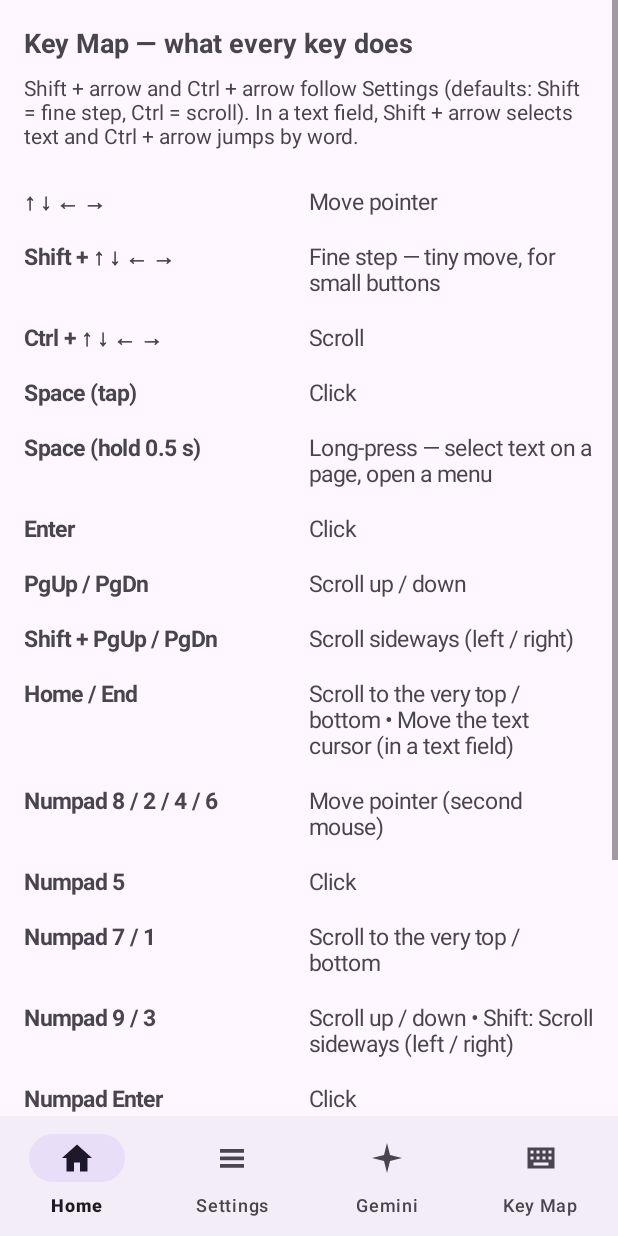
After one commit to faridahmed6682-bussiness/ArrowCursor, an Android app: the fragment KeyMapFragment placed in its activity, on a phone screen of 412 x 824 dp. The commit adds this screen. Run offline under Robolectric (Android 15) with nearby library versions, the phone set to English and light mode, and no system bars.

Commit message:
v1.0.24: Key Map button in the menu + Gemini there
- The menu (bottom bar) now has 4 buttons: Home, Settings, Gemini,
  Key Map. Gemini was already a tab; the new Key Map tab is the
  4th button (user, 2026-11-28: more buttons in the menu, Gemini
  there, the key map on the Key Map button).
- KeyMapFragment (new): shows what every key does — arrows, Shift /
  Ctrl + arrow, Space tap / hold (long-press), Enter, PgUp / PgDn,
  Shift + PgUp / PgDn, Home / End, numpad as second mouse, Alt+Shift
  and Ctrl+B language switch, Ctrl+C/V, typing. The Shift / Ctrl
  arrow rows read the live Settings, so they always show the mapping
  the user actually set. Strings in English + Bengali; keyboard icon
  ic_keymap.xml.

```diff
--- /dev/null
+++ b/app/src/main/java/com/farid/arrowcursor/KeyMapFragment.kt
@@ -0,0 +1,85 @@
+package com.farid.arrowcursor
+
+import android.graphics.Typeface
+import android.os.Bundle
+import android.view.View
+import android.widget.LinearLayout
+import android.widget.TextView
+import androidx.fragment.app.Fragment
+
+/**
+ * Key Map: what every keyboard key does. The rows are built from the
+ * current Settings, so if the user changes what Shift+arrow or
+ * Ctrl+arrow does in Settings, this page shows the new mapping.
+ * (User, 2026-11-28: "কি ম্যাপ বাটনে কি ম্যাপ রাখো" — put the key
+ * map on the Key Map button.)
+ */
+class KeyMapFragment : Fragment(R.layout.fragment_keymap) {
+
+    override fun onViewCreated(view: View, savedInstanceState: Bundle?) {
+        super.onViewCreated(view, savedInstanceState)
+        val settings = CursorSettings(requireContext())
+        val container: LinearLayout = view.findViewById(R.id.keymap_container)
+
+        // The action text for a Shift / Ctrl arrow, from Settings.
+        fun modifierAction(action: String): String = when (action) {
+            "scroll" -> getString(R.string.keymap_scroll)
+            "fine" -> getString(R.string.keymap_fine_step)
+            else -> getString(R.string.keymap_move_pointer)
+        }
+
+        // (key label, what it does). Key labels are key names, so they
+        // are the same in every language; the action is localized.
+        val rows = listOf(
+            "↑ ↓ ← →" to getString(R.string.keymap_move_pointer),
+            "Shift + ↑ ↓ ← →" to modifierAction(settings.shiftArrowAction),
+            "Ctrl + ↑ ↓ ← →" to modifierAction(settings.ctrlArrowAction),
+            "Space (tap)" to getString(R.string.keymap_click),
+            "Space (hold 0.5 s)" to getString(R.string.keymap_long_press),
+            "Enter" to getString(R.string.keymap_click),
+            "PgUp / PgDn" to getString(R.string.keymap_scroll_up_down),
+            "Shift + PgUp / PgDn" to getString(R.string.keymap_scroll_sideways),
+            "Home / End" to getString(R.string.keymap_scroll_top_bottom) +
+                " • " + getString(R.string.keymap_text_cursor),
+            "Numpad 8 / 2 / 4 / 6" to getString(R.string.keymap_numpad_move),
+            "Numpad 5" to getString(R.string.keymap_click),
+            "Numpad 7 / 1" to getString(R.string.keymap_scroll_top_bottom),
+            "Numpad 9 / 3" to getString(R.string.keymap_scroll_up_down) +
+                " • Shift: " + getString(R.string.keymap_scroll_sideways),
+            "Numpad Enter" to getString(R.string.keymap_click),
+            "Alt + Shift" to getString(R.string.keymap_switch_language),
+            "Ctrl + B" to getString(R.string.keymap_switch_language),
+            "Ctrl + C / V" to getString(R.string.keymap_copy_paste),
+            "A–Z, 0–9" to getString(R.string.keymap_type),
+        )
+
+        for ((key, action) in rows) {
+            val row = LinearLayout(requireContext()).apply {
+                orientation = LinearLayout.HORIZONTAL
+                setPadding(0, 12, 0, 12)
+            }
+            val keyView = TextView(requireContext()).apply {
+                text = key
+                textSize = 15f
+                setTypeface(null, Typeface.BOLD)
+                layoutParams = LinearLayout.LayoutParams(
+                    0,
+                    LinearLayout.LayoutParams.WRAP_CONTENT,
+                    1f,
+                )
+            }
+            val actionView = TextView(requireContext()).apply {
+                text = action
+                textSize = 15f
+                layoutParams = LinearLayout.LayoutParams(
+                    0,
+                    LinearLayout.LayoutParams.WRAP_CONTENT,
+                    1f,
+                )
+            }
+            row.addView(keyView)
+            row.addView(actionView)
+            container.addView(row)
+        }
+    }
+}
--- a/app/src/main/java/com/farid/arrowcursor/MainActivity.kt
+++ b/app/src/main/java/com/farid/arrowcursor/MainActivity.kt
@@ -46,6 +46,10 @@ class MainActivity : AppCompatActivity() {
                     showFragment(GeminiFragment())
                     true
                 }
+                R.id.nav_keymap -> {
+                    showFragment(KeyMapFragment())
+                    true
+                }
                 else -> false
             }
         }
--- /dev/null
+++ b/app/src/main/res/drawable/ic_keymap.xml
@@ -0,0 +1,9 @@
+<vector xmlns:android="http://schemas.android.com/apk/res/android"
+    android:width="24dp"
+    android:height="24dp"
+    android:viewportWidth="24"
+    android:viewportHeight="24">
+    <path
+        android:fillColor="#000000"
+        android:pathData="M3,5 H21 V19 H3 Z M5,7 V9 H7 V7 Z M9,7 V9 H11 V7 Z M13,7 V9 H15 V7 Z M17,7 V9 H19 V7 Z M5,11 V13 H7 V11 Z M9,11 V13 H11 V11 Z M13,11 V13 H15 V11 Z M17,11 V13 H19 V11 Z M7,15 V17 H17 V15 Z" />
+</vector>
--- /dev/null
+++ b/app/src/main/res/layout/fragment_keymap.xml
@@ -0,0 +1,34 @@
+<?xml version="1.0" encoding="utf-8"?>
+<ScrollView xmlns:android="http://schemas.android.com/apk/res/android"
+    android:layout_width="match_parent"
+    android:layout_height="match_parent">
+
+    <LinearLayout
+        android:layout_width="match_parent"
+        android:layout_height="wrap_content"
+        android:orientation="vertical"
+        android:padding="16dp">
+
+        <TextView
+            android:layout_width="wrap_content"
+            android:layout_height="wrap_content"
+            android:text="@string/keymap_title"
+            android:textSize="18sp"
+            android:textStyle="bold" />
+
+        <TextView
+            android:layout_width="wrap_content"
+            android:layout_height="wrap_content"
+            android:layout_marginTop="8dp"
+            android:text="@string/keymap_note"
+            android:textSize="14sp" />
+
+        <LinearLayout
+            android:id="@+id/keymap_container"
+            android:layout_width="match_parent"
+            android:layout_height="wrap_content"
+            android:layout_marginTop="16dp"
+            android:orientation="vertical" />
+
+    </LinearLayout>
+</ScrollView>
--- a/app/src/main/res/menu/bottom_nav_menu.xml
+++ b/app/src/main/res/menu/bottom_nav_menu.xml
@@ -12,4 +12,8 @@
         android:id="@+id/nav_gemini"
         android:icon="@drawable/ic_gemini"
         android:title="@string/nav_gemini" />
+    <item
+        android:id="@+id/nav_keymap"
+        android:icon="@drawable/ic_keymap"
+        android:title="@string/nav_keymap" />
 </menu>
--- a/app/src/main/res/values/strings.xml
+++ b/app/src/main/res/values/strings.xml
@@ -66,6 +66,22 @@
     <string name="nav_home">Home</string>
     <string name="nav_settings">Settings</string>
     <string name="nav_gemini">Gemini</string>
+    <string name="nav_keymap">Key Map</string>
+    <string name="keymap_title">Key Map — what every key does</string>
+    <string name="keymap_note">Shift + arrow and Ctrl + arrow follow Settings (defaults: Shift = fine step, Ctrl = scroll). In a text field, Shift + arrow selects text and Ctrl + arrow jumps by word.</string>
+    <string name="keymap_move_pointer">Move pointer</string>
+    <string name="keymap_fine_step">Fine step — tiny move, for small buttons</string>
+    <string name="keymap_scroll">Scroll</string>
+    <string name="keymap_click">Click</string>
+    <string name="keymap_long_press">Long-press — select text on a page, open a menu</string>
+    <string name="keymap_scroll_up_down">Scroll up / down</string>
+    <string name="keymap_scroll_sideways">Scroll sideways (left / right)</string>
+    <string name="keymap_scroll_top_bottom">Scroll to the very top / bottom</string>
+    <string name="keymap_switch_language">Switch language (English / Bengali)</string>
+    <string name="keymap_copy_paste">Copy / Paste</string>
+    <string name="keymap_type">Type (English / Bengali Jatiya)</string>
+    <string name="keymap_numpad_move">Move pointer (second mouse)</string>
+    <string name="keymap_text_cursor">Move the text cursor (in a text field)</string>
     <string name="gemini_api_key_label">Gemini API key</string>
     <string name="gemini_api_key_hint">Paste your free Gemini API key (AIza…)</string>
     <string name="gemini_save_key">Save key</string>
```
Also changed, not shown: 1 other file.
